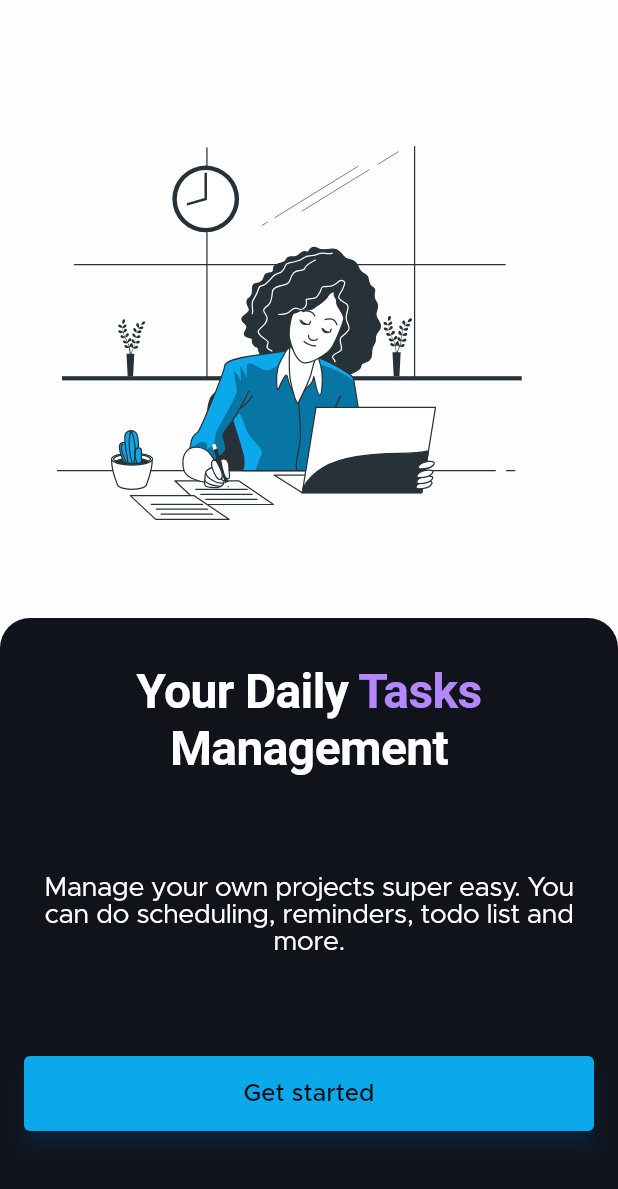
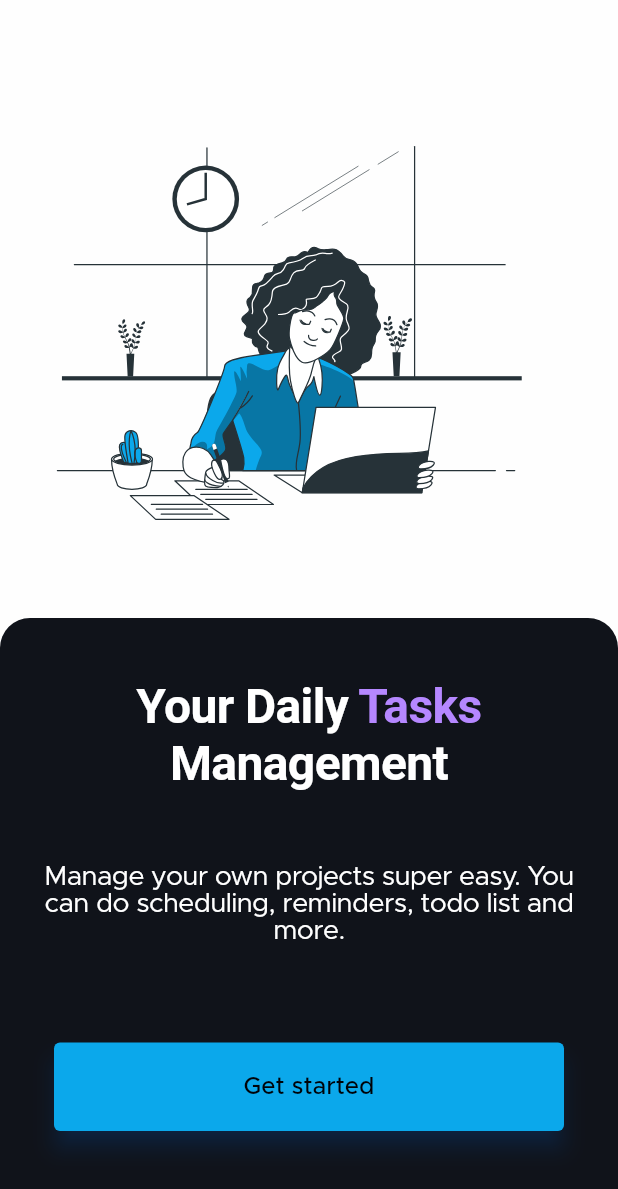
Before and after one commit to fsanntiago/taskx, a Flutter app: the screen it shows after launch, on a phone screen of 412 x 824 dp. Shown: the top 1189 px of the screen. Run offline on Flutter 3.47's test engine with Material 2 defaults, Android fonts, the phone set to English and light mode, and no system bars; our stand-ins replace badges, bloc, cloud_firestore, connectivity_plus, dartz, date_picker_timeline and 16 more; accounts and stored records are empty; key blocks and very long unbroken strings in the code were emptied for the run.

Commit message:
style: change button position

```diff
--- a/lib/features/auth/presentation/screens/welcome_screen.dart
+++ b/lib/features/auth/presentation/screens/welcome_screen.dart
@@ -39,7 +39,7 @@ class WelcomeScreen extends StatelessWidget {
                 ),
                 child: Padding(
                   padding: const EdgeInsets.only(
-                    top: 30,
+                    top: 40,
                     left: 16,
                     right: 16,
                     bottom: 20,
@@ -55,8 +55,7 @@ class WelcomeScreen extends StatelessWidget {
                               fontSize: FontSize.titleStartScreen,
                               color: AppColors.whiteColor,
                               fontWeight: FontThickness.bold,
-                                letterSpacing:
-                                    LetterSpacingCustom.letterSpacing,
+                              letterSpacing: LetterSpacingCustom.letterSpacing,
                             ),
                             text: "Your Daily ",
                             children: <TextSpan>[
@@ -67,10 +66,11 @@ class WelcomeScreen extends StatelessWidget {
                                 ),
                               ),
                               TextSpan(text: "Management"),
-                              ]),
+                            ],
                           ),
                         ),
-                      sizeVer(20),
+                      ),
+                      sizeVer(25),
                       const Expanded(
                         child: Text(
                           "Manage your own projects super easy. You can do scheduling, reminders, todo list and more.",
@@ -84,9 +84,9 @@ class WelcomeScreen extends StatelessWidget {
                         ),
                       ),
                       // sizeVer(16),
-                      SizedBox(
-                        height: 50,
-                        child: Expanded(
+                      Expanded(
+                        child: Container(
+                          padding: const EdgeInsets.all(20),
                           child: CustomButton(
                             text: "Get started",
                             onPressed: () {
@@ -96,7 +96,7 @@ class WelcomeScreen extends StatelessWidget {
                           ),
                         ),
                       ),
-                      sizeVer(50),
+                      sizeVer(30),
                     ],
                   ),
                 ),
```
Lines whose indentation alone changed are shown as unchanged.
